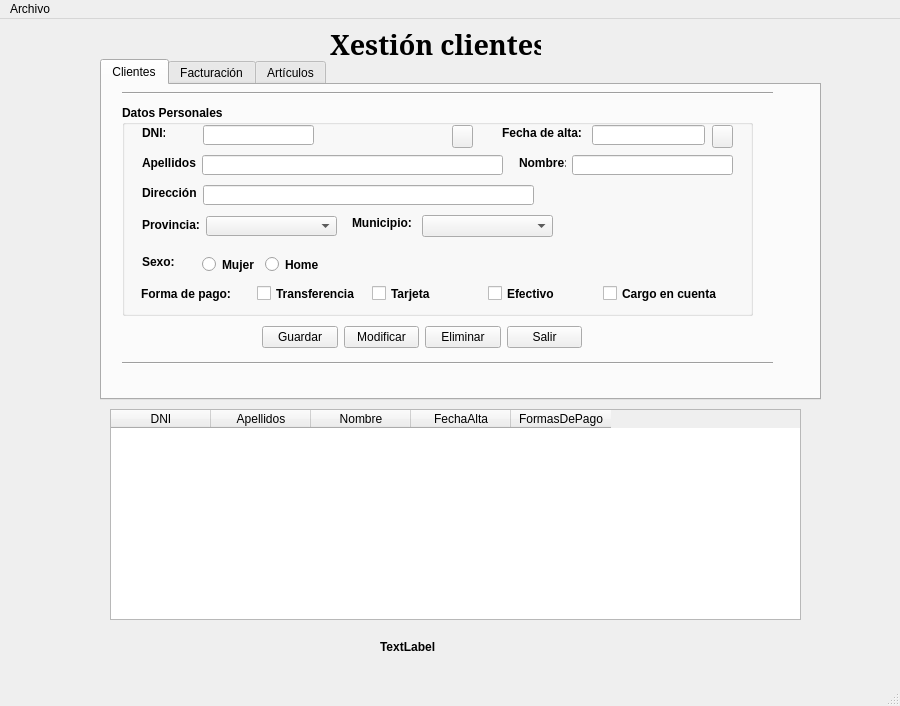
First picture: the form in ventana.ui, repository AresPunzon/punzongarcia, before the edit.
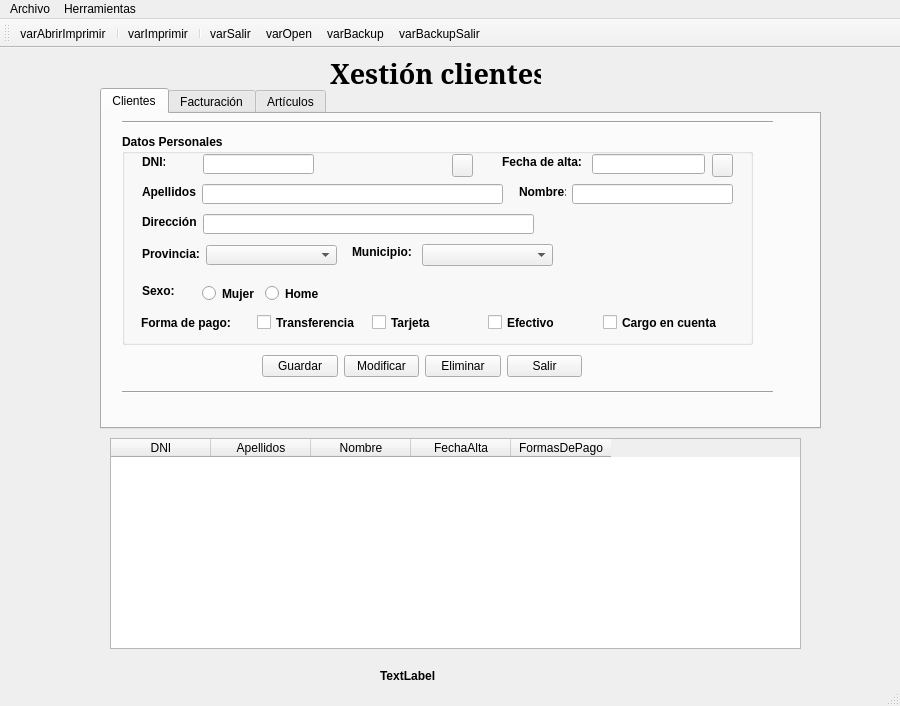
Second picture: the form after the edit. Icons and pictures are not drawn.

Diff of the .ui file:
```diff
--- a/ventana.ui
+++ b/ventana.ui
@@ -704,9 +704,36 @@
     </property>
     <addaction name="actionSalir"/>
    </widget>
+   <widget class="QMenu" name="menuHerramientas">
+    <property name="title">
+     <string>Herramientas</string>
+    </property>
+    <addaction name="actionCrear_backup"/>
+    <addaction name="actionRestaurar"/>
+   </widget>
    <addaction name="menuarchivo"/>
+   <addaction name="menuHerramientas"/>
   </widget>
   <widget class="QStatusBar" name="statusbar"/>
+  <widget class="QToolBar" name="toolBar">
+   <property name="windowTitle">
+    <string>toolBar</string>
+   </property>
+   <attribute name="toolBarArea">
+    <enum>TopToolBarArea</enum>
+   </attribute>
+   <attribute name="toolBarBreak">
+    <bool>false</bool>
+   </attribute>
+   <addaction name="actionvarAbrirImprimir"/>
+   <addaction name="separator"/>
+   <addaction name="actionvarImprimir"/>
+   <addaction name="separator"/>
+   <addaction name="actionvarSalir"/>
+   <addaction name="actionvarOpen"/>
+   <addaction name="actionvarBackup"/>
+   <addaction name="actionvarBackupRestaurar"/>
+  </widget>
   <action name="actionabrir">
    <property name="text">
     <string>Abrir</string>
@@ -725,6 +752,75 @@
     <string>Alt+S</string>
    </property>
   </action>
+  <action name="actionAbrir">
+   <property name="text">
+    <string>Abrir</string>
+   </property>
+  </action>
+  <action name="actionCrear_backup">
+   <property name="text">
+    <string>Crear Backup</string>
+   </property>
+  </action>
+  <action name="actionRestaurar">
+   <property name="text">
+    <string>Restaurar</string>
+   </property>
+  </action>
+  <action name="actionvarSalir">
+   <property name="icon">
+    <iconset>
+     <normaloff>img/salir.png</normaloff>img/salir.png</iconset>
+   </property>
+   <property name="text">
+    <string>varSalir</string>
+   </property>
+  </action>
+  <action name="actionvarOpen">
+   <property name="icon">
+    <iconset>
+     <normaloff>img/open.png</normaloff>img/open.png</iconset>
+   </property>
+   <property name="text">
+    <string>varOpen</string>
+   </property>
+  </action>
+  <action name="actionvarBackup">
+   <property name="icon">
+    <iconset>
+     <normaloff>img/backup.png</normaloff>img/backup.png</iconset>
+   </property>
+   <property name="text">
+    <string>varBackup</string>
+   </property>
+  </action>
+  <action name="actionvarBackupRestaurar">
+   <property name="icon">
+    <iconset>
+     <normaloff>img/backup_restore.png</normaloff>img/backup_restore.png</iconset>
+   </property>
+   <property name="text">
+    <string>varBackupSalir</string>
+   </property>
+  </action>
+  <action name="actionvarImprimir">
+   <property name="icon">
+    <iconset>
+     <normaloff>img/print.png</normaloff>img/print.png</iconset>
+   </property>
+   <property name="text">
+    <string>varImprimir</string>
+   </property>
+  </action>
+  <action name="actionvarAbrirImprimir">
+   <property name="icon">
+    <iconset>
+     <normaloff>img/folder.png</normaloff>img/folder.png</iconset>
+   </property>
+   <property name="text">
+    <string>varAbrirImprimir</string>
+   </property>
+  </action>
  </widget>
  <resources/>
  <connections/>
```
Left out of the diff: 2 changed lines with no effect on the pictures.
